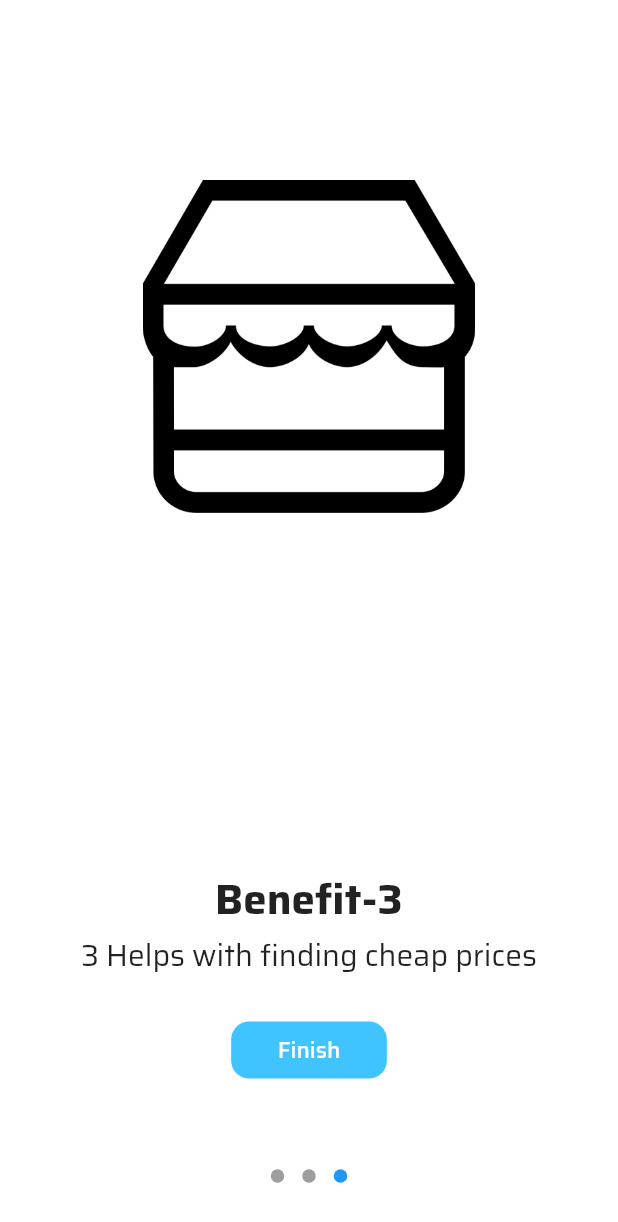
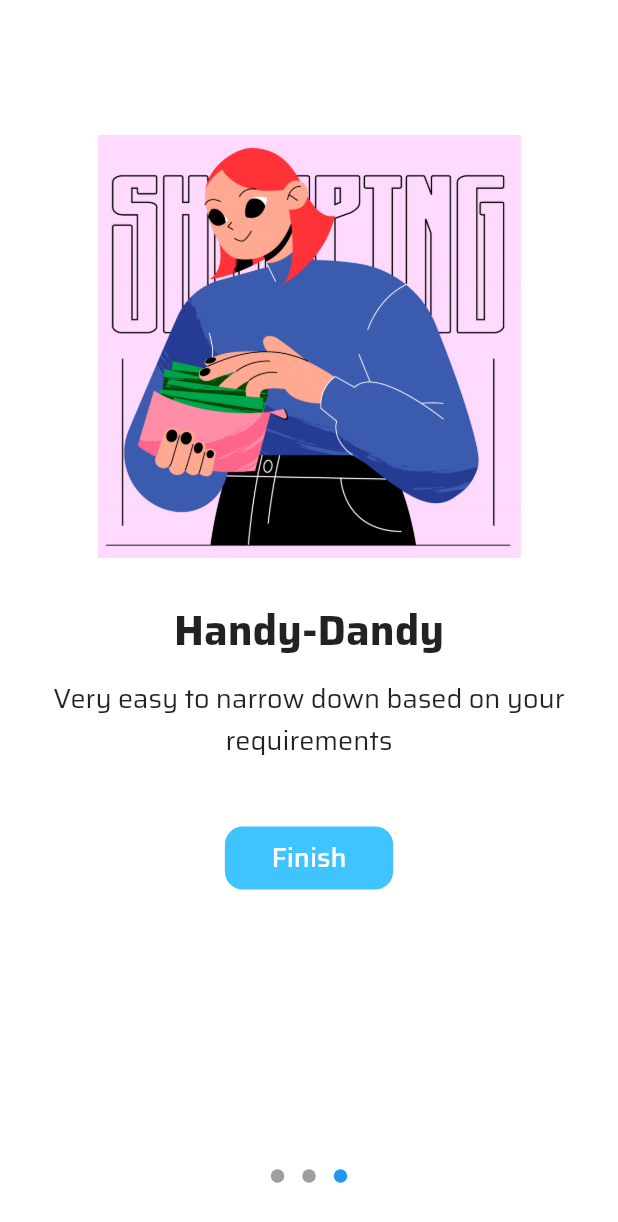
Before and after one commit to Mr-CodeBin/inshop_app, a Flutter app: the screen it shows after launch, after a tap on "Get Started", after a tap on "Skip", on a phone screen of 412 x 824 dp. Shown: the top 1222 px of the screen. Run offline on Flutter 3.47's test engine with Material 2 defaults, Android fonts, the phone set to English and light mode, and no system bars; drawn by our look-alikes of introduction_screen; our stand-ins replace google_fonts.

Commit message:
Second commit

```diff
--- a/lib/pages/homepage.dart
+++ b/lib/pages/homepage.dart
@@ -1,11 +1,26 @@
 import 'package:flutter/material.dart';
 import 'package:google_fonts/google_fonts.dart';
 
-class HomePage extends StatelessWidget {
+class HomePage extends StatefulWidget {
   const HomePage({super.key});
 
   @override
+  State<HomePage> createState() => _HomePageState();
+}
+
+class _HomePageState extends State<HomePage> {
+  @override
   Widget build(BuildContext context) {
-    return Scaffold();
+    Size size = MediaQuery.of(context).size;
+    return Scaffold(
+      appBar: PreferredSize(
+        preferredSize: Size.fromHeight(150),
+        child: AppBar(
+          elevation: 0,
+          // toolbarHeight: ,
+          // leading: IconButton(icon: ),
+        ),
+      ),
+    );
   }
 }
--- a/lib/pages/intro_page.dart
+++ b/lib/pages/intro_page.dart
@@ -8,7 +8,7 @@ class IntroPage extends StatelessWidget {
 
   @override
   Widget build(BuildContext context) {
-    var screenDimenstions = MediaQuery.of(context).size;
+    // var screenDimenstions = MediaQuery.of(context).size;
 
     // to check the height and width of the emulator device
     // ,\n${screenDimenstions.height}\n${screenDimenstions.width}
@@ -47,7 +47,7 @@ class IntroPage extends StatelessWidget {
           ),
 
           //fills gave btw widgets
-          SizedBox(
+          const SizedBox(
             height: 8,
           ),
 
@@ -63,12 +63,12 @@ class IntroPage extends StatelessWidget {
               decoration: BoxDecoration(
                   color: Colors.lightBlueAccent.withOpacity(0.8),
                   borderRadius: BorderRadius.circular(40)),
-              margin: EdgeInsets.fromLTRB(150, 0, 150, 0),
-              padding: EdgeInsets.all(12),
+              margin: const EdgeInsets.fromLTRB(150, 0, 150, 0),
+              padding: const EdgeInsets.all(12),
               child: Text(
                 "Get Started",
                 style: GoogleFonts.saira(
-                    color: Color.fromARGB(255, 255, 252, 252),
+                    color: const Color.fromARGB(255, 255, 252, 252),
                     fontSize: 12,
                     fontWeight: FontWeight.w600),
               ),
--- a/lib/pages/onboarding_page.dart
+++ b/lib/pages/onboarding_page.dart
@@ -14,25 +14,40 @@ class OnBoardingPage extends StatelessWidget {
       child: IntroductionScreen(
         pages: [
           PageViewModel(
-            title: "Benefit-1",
+            title: "Best prices",
             body: "Helps with finding cheap prices",
-            image: buildImage("images/inshopp_logo.png"),
+            image: buildImage("images/benefit1.png"),
             decoration: getPageDecoration(),
           ),
           PageViewModel(
-            title: "Benefit-2",
-            body: "2 Helps with finding cheap prices",
+            title: "Notifications",
+            body:
+                "Notify if you are interested in a particular product and price goes down or available in a particular range.",
             image: buildImage(
-              "images/inshopp_logo.png",
+              "images/benefit2.png",
             ),
             decoration: getPageDecoration(),
           ),
           PageViewModel(
-            title: "Benefit-3",
-            body: "3 Helps with finding cheap prices",
-            footer: Row(
+            title: "Handy-Dandy",
+            // body: "3 Helps with finding cheap prices",
+            bodyWidget: Column(
               mainAxisAlignment: MainAxisAlignment.center,
               children: [
+                SizedBox(
+                  height: 10,
+                ),
+                Text(
+                  "Very easy to narrow down based on your requirements",
+                  style: GoogleFonts.saira(
+                    fontSize: 18,
+                    fontWeight: FontWeight.normal,
+                  ),
+                  textAlign: TextAlign.center,
+                ),
+                SizedBox(
+                  height: 40,
+                ),
                 ElevatedButton(
                   style: buttonPrimary,
                   onPressed: () => goToHome(context),
@@ -40,14 +55,14 @@ class OnBoardingPage extends StatelessWidget {
                     padding: const EdgeInsets.fromLTRB(15, 7, 15, 7),
                     child: Text(
                       "Finish",
-                      style: GoogleFonts.saira(fontSize: 15),
+                      style: GoogleFonts.saira(fontSize: 18),
                     ),
                   ),
                 ),
               ],
             ),
-            image: buildImage("images/inshopp_logo.png"),
-            decoration: getPageDecoration2(),
+            image: buildImage("images/benefit3.png"),
+            decoration: getPageDecoration(),
           ),
         ],
         // done: ElevatedButton(
@@ -90,7 +105,7 @@ class OnBoardingPage extends StatelessWidget {
         titlePadding: EdgeInsets.all(0),
         bodyTextStyle: GoogleFonts.saira(fontSize: 20),
         bodyPadding: EdgeInsets.all(0).copyWith(bottom: 0),
-        imagePadding: EdgeInsets.all(100),
+        imagePadding: EdgeInsets.all(10),
         pageColor: Color.fromARGB(255, 255, 255, 255),
       );
 
@@ -103,7 +118,7 @@ class OnBoardingPage extends StatelessWidget {
         titlePadding: EdgeInsets.all(0),
         bodyTextStyle: GoogleFonts.saira(fontSize: 20),
         bodyPadding: EdgeInsets.all(0).copyWith(bottom: 0),
-        imagePadding: EdgeInsets.all(40),
+        imagePadding: EdgeInsets.all(10),
         pageColor: Color.fromARGB(255, 255, 255, 255),
       );
 }
--- a/pubspec.yaml
+++ b/pubspec.yaml
@@ -42,6 +42,7 @@ dev_dependencies:
   flutter_test:
     sdk: flutter
   introduction_screen: ^3.1.4
+  flutter_svg: ^1.1.6
 
   # The "flutter_lints" package below contains a set of recommended lints to
   # encourage good coding practices. The lint set provided by the package is
```
Also changed, not shown: images/benefit1.png (added), images/benefit2.png (added), images/benefit3.png (added).
